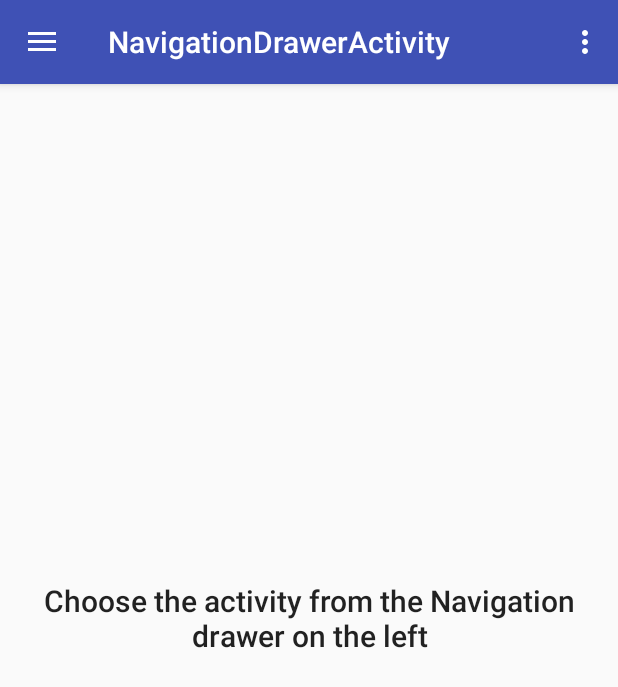
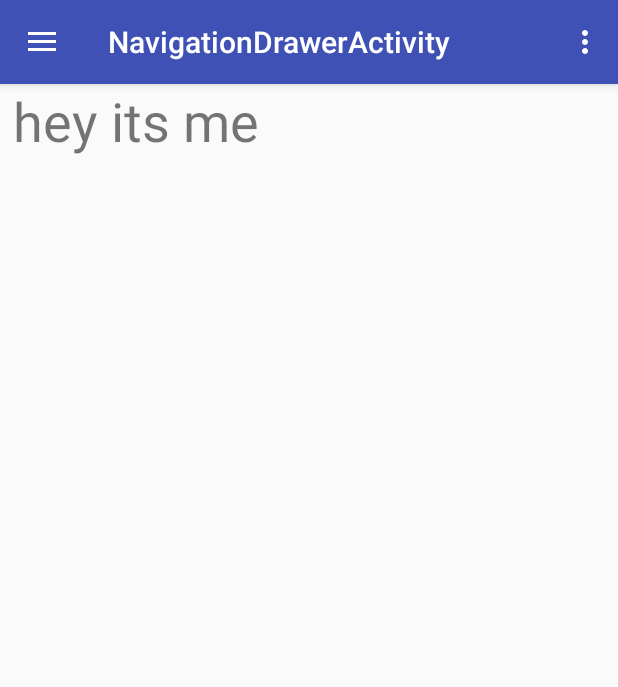
Before and after one commit to SidP919/Android_Development_Codelabs, an Android app: the screen it shows after launch (NavigationDrawerActivity), in the side drawer, after a tap on "BroadcastReciever", on a phone screen of 412 x 824 dp. Shown: the top 687 px of the screen. Run offline under Robolectric (Android 15) with nearby library versions, the phone set to English and light mode, and no system bars.

Commit message:
Moved to using fragments in NavDrawer: created ScoreCounterFragment and BroadcastRecieverFragment

```diff
--- a/app/src/main/java/com/example/app01/NavigationDrawerActivity.java
+++ b/app/src/main/java/com/example/app01/NavigationDrawerActivity.java
@@ -3,6 +3,8 @@ package com.example.app01;
 import android.content.Intent;
 import android.os.Bundle;
 
+import com.example.app01.appFragments.BroadcastRecieverFragment;
+import com.example.app01.appFragments.ScoreCounterFragment;
 import com.google.android.material.floatingactionbutton.FloatingActionButton;
 import com.google.android.material.snackbar.Snackbar;
 
@@ -19,6 +21,9 @@ import androidx.drawerlayout.widget.DrawerLayout;
 
 import androidx.appcompat.app.AppCompatActivity;
 import androidx.appcompat.widget.Toolbar;
+import androidx.fragment.app.Fragment;
+import androidx.fragment.app.FragmentManager;
+import androidx.fragment.app.FragmentTransaction;
 
 import android.view.Menu;
 
@@ -85,10 +90,10 @@ public class NavigationDrawerActivity extends AppCompatActivity
     public boolean onNavigationItemSelected(MenuItem item) {
         // Handle navigation view item clicks here.
         int id = item.getItemId();
+        Fragment fragment = null;
 
         if (id == R.id.scoreCounterApp) {
-            Intent in = new Intent(this, MainActivity.class);
-            startActivity(in);
+            fragment = new ScoreCounterFragment();
         } else if (id == R.id.asyncTaskApp) {
             Intent in = new Intent(this, SimpleAsyncTask.class);
             startActivity(in);
@@ -97,12 +102,19 @@ public class NavigationDrawerActivity extends AppCompatActivity
             Intent in = new Intent(this, BooksAsyncTaskLoader.class);
             startActivity(in);
 
-//        } else if (id == R.id.broadcastRecieverApp) {
-//
+        } else if (id == R.id.broadcastRecieverApp) {
+            fragment = new BroadcastRecieverFragment();
 //        } else if (id == R.id.notificationsApp) {
 //
 //        } else if (id == R.id.alarmManagerApp) {
 //
+        }
+
+        if(fragment != null){
+            FragmentManager fm = getSupportFragmentManager();
+            FragmentTransaction ft = fm.beginTransaction();
+            ft.replace(R.id.id_navigation_drawer_frameLayout, fragment);
+            ft.commit();
         }
 
         DrawerLayout drawer = findViewById(R.id.drawer_layout);
--- /dev/null
+++ b/app/src/main/java/com/example/app01/appFragments/BroadcastRecieverFragment.java
@@ -0,0 +1,27 @@
+package com.example.app01.appFragments;
+
+import android.os.Bundle;
+import android.view.LayoutInflater;
+import android.view.View;
+import android.view.ViewGroup;
+
+import com.example.app01.R;
+
+import androidx.annotation.NonNull;
+import androidx.annotation.Nullable;
+import androidx.fragment.app.Fragment;
+
+public class BroadcastRecieverFragment extends Fragment {
+
+    @Nullable
+    @Override
+    public View onCreateView(@NonNull LayoutInflater inflater, @Nullable ViewGroup container, @Nullable Bundle savedInstanceState) {
+        return inflater.inflate(R.layout.fragment_broadcast_reciever, null);
+    }
+
+    @Override
+    public void onViewCreated(@NonNull View view, @Nullable Bundle savedInstanceState) {
+        super.onViewCreated(view, savedInstanceState);
+
+    }
+}
--- /dev/null
+++ b/app/src/main/java/com/example/app01/appFragments/ScoreCounterFragment.java
@@ -0,0 +1,44 @@
+package com.example.app01.appFragments;
+
+import android.content.Intent;
+import android.os.Bundle;
+import android.view.LayoutInflater;
+import android.view.View;
+import android.view.ViewGroup;
+import android.widget.TextView;
+import android.widget.Toast;
+
+import com.example.app01.NavigationDrawerActivity;
+import com.example.app01.R;
+
+import androidx.annotation.NonNull;
+import androidx.annotation.Nullable;
+import androidx.fragment.app.Fragment;
+
+public class ScoreCounterFragment extends Fragment {
+
+    private TextView showCount;
+    private int counter = 0;
+
+    @Nullable
+    @Override
+    public View onCreateView(@NonNull LayoutInflater inflater, @Nullable ViewGroup container, @Nullable Bundle savedInstanceState) {
+        return inflater.inflate(R.layout.activity_main,null);
+    }
+
+    @Override
+    public void onViewCreated(@NonNull View view, @Nullable Bundle savedInstanceState) {
+        super.onViewCreated(view, savedInstanceState);
+        showCount = view.findViewById(R.id.MainActivity_countTextView);
+    }
+
+    public void showToast(View view) {
+        Toast toast = Toast.makeText(getContext(), R.string.helloToast, Toast.LENGTH_LONG);
+        toast.show();
+    }
+
+    public void count(View view) {
+        ++counter;
+        showCount.setText(Integer.toString(counter));
+    }
+}
--- a/app/src/main/res/layout/app_bar_navigation_drawer.xml
+++ b/app/src/main/res/layout/app_bar_navigation_drawer.xml
@@ -22,11 +22,4 @@
 
     <include layout="@layout/content_navigation_drawer" />
 
-    <TextView
-        android:layout_width="match_parent"
-        android:layout_height="match_parent"
-        android:gravity="center"
-        android:text="@string/nav_drawer_instructions"
-        android:textAppearance="@style/TextAppearance.AppCompat.Title" />
-
 </androidx.coordinatorlayout.widget.CoordinatorLayout>
--- a/app/src/main/res/layout/content_navigation_drawer.xml
+++ b/app/src/main/res/layout/content_navigation_drawer.xml
@@ -8,4 +8,9 @@
     tools:context=".NavigationDrawerActivity"
     tools:showIn="@layout/app_bar_navigation_drawer">
 
+    <FrameLayout
+        android:layout_width="match_parent"
+        android:layout_height="match_parent"
+        android:id="@+id/id_navigation_drawer_frameLayout"/>
+
 </androidx.constraintlayout.widget.ConstraintLayout>
--- /dev/null
+++ b/app/src/main/res/layout/fragment_broadcast_reciever.xml
@@ -0,0 +1,12 @@
+<?xml version="1.0" encoding="utf-8"?>
+<LinearLayout xmlns:android="http://schemas.android.com/apk/res/android"
+    android:orientation="vertical" android:layout_width="match_parent"
+    android:layout_height="match_parent">
+
+    <TextView
+        android:layout_width="match_parent"
+        android:layout_height="match_parent"
+        android:text=" hey its me"
+        android:textSize="36sp"/>
+
+</LinearLayout>
--- a/app/src/main/res/menu/activity_navigation_drawer_drawer.xml
+++ b/app/src/main/res/menu/activity_navigation_drawer_drawer.xml
@@ -43,8 +43,7 @@
         <item
             android:id="@+id/roomLiveDataViewModelApp"
             android:icon="@drawable/ic_menu_manage"
-            android:title="@string/menu_RoomLiveDataViewModel"
-            android:visible="false" />
+            android:title="@string/menu_RoomLiveDataViewModel" />
     </group>
 
     <!--<item android:title="Communicate">-->
```
